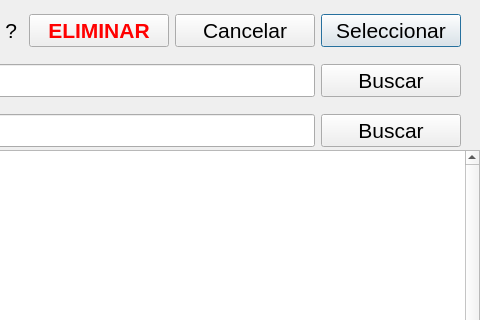
Old version of the form comprabuscar.ui in the repository agustingabiola/mutCam; both pictures show x 820 to 1300 and y 0 to 320 of the 1300 by 650 pixel window.
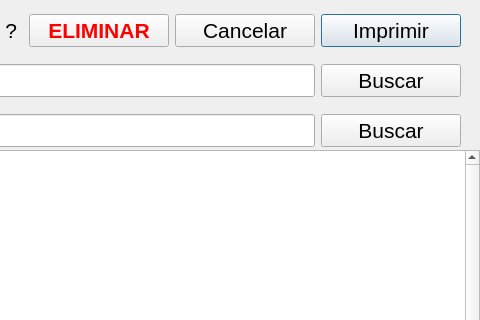
New version of the form. Icons and pictures are not drawn.

Commit message: Posibilidad de imprimir la busqueda de compras

Diff of the .ui file:
```diff
--- a/comprabuscar.ui
+++ b/comprabuscar.ui
@@ -500,7 +500,7 @@
        </font>
       </property>
       <property name="text">
-       <string>Seleccionar</string>
+       <string>Imprimir</string>
       </property>
       <property name="autoDefault">
        <bool>true</bool>
```
Left out of the diff: 2 changed lines with no effect on the pictures. The commit also changes 9 other files.
